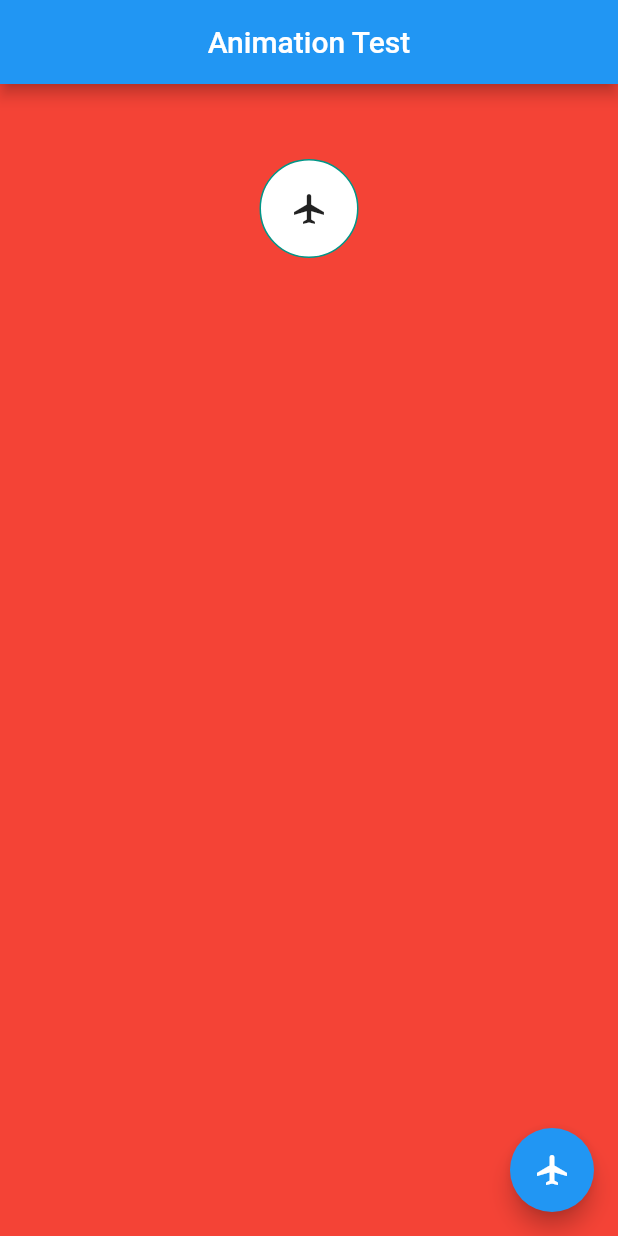
After one commit to aykuttasil/testflutter, a Flutter app: the screen it shows after launch, after a tap on the "airplanemode active" icon, on a phone screen of 412 x 824 dp. The commit adds this screen. Run offline on Flutter 3.47's test engine with Material 2 defaults, Android fonts, the phone set to English and light mode, and no system bars.

Commit message:
animationContainer

```diff
--- a/lib/main.dart
+++ b/lib/main.dart
@@ -1,3 +1,4 @@
+import 'package:flight_search/ui/animation1.dart';
 import 'package:flight_search/ui/home_page.dart';
 import 'package:flutter/material.dart';
 
@@ -16,7 +17,7 @@ class MyApp extends StatelessWidget {
           ),
         ),
       ),
-      home: HomePage(),
+      home: AnimationPage(),
     );
   }
 }
--- /dev/null
+++ b/lib/ui/animation1.dart
@@ -0,0 +1,65 @@
+import 'package:flutter/material.dart';
+
+class AnimationPage extends StatefulWidget {
+  @override
+  _AnimationPageState createState() => _AnimationPageState();
+}
+
+class _AnimationPageState extends State<AnimationPage> {
+  double _topMarginButton = 0;
+  @override
+  void initState() {
+    super.initState();
+  }
+
+  @override
+  void dispose() {
+    super.dispose();
+  }
+
+  @override
+  Widget build(BuildContext context) {
+    return Scaffold(
+      appBar: AppBar(
+        title: Text("Animation Test"),
+        centerTitle: true,
+      ),
+      body: Container(
+        width: double.infinity,
+        color: Colors.red,
+        child: _buildX(),
+      ),
+      floatingActionButton: FloatingActionButton(
+        child: Icon(Icons.airplanemode_active),
+        onPressed: () {
+          setState(() {
+            _topMarginButton += 50;
+          });
+        },
+      ),
+    );
+  }
+
+  Widget _buildX() {
+    return Column(
+      children: <Widget>[
+        _buildButton(),
+      ],
+    );
+  }
+
+  Widget _buildButton() {
+    return AnimatedContainer(
+      margin: EdgeInsets.only(top: _topMarginButton),
+      padding: EdgeInsets.all(20.0),
+      decoration: BoxDecoration(
+        border: Border.all(color: Colors.teal),
+        color: Colors.white,
+        shape: BoxShape.circle,
+      ),
+      child: Icon(Icons.airplanemode_active),
+      duration: Duration(milliseconds: 1000),
+      curve: Curves.bounceOut,
+    );
+  }
+}
```
